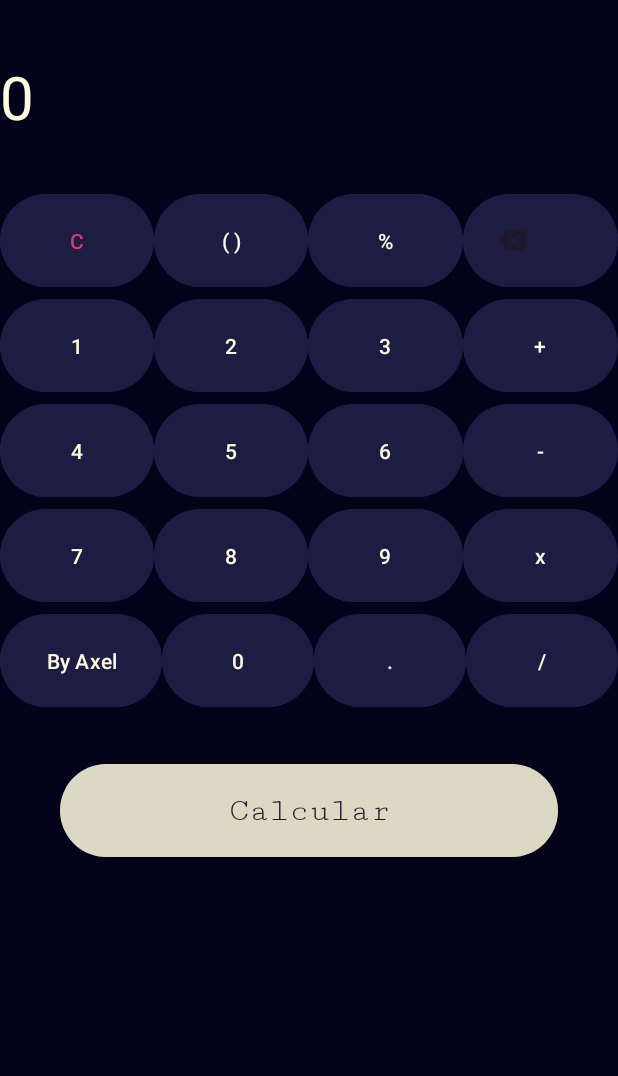
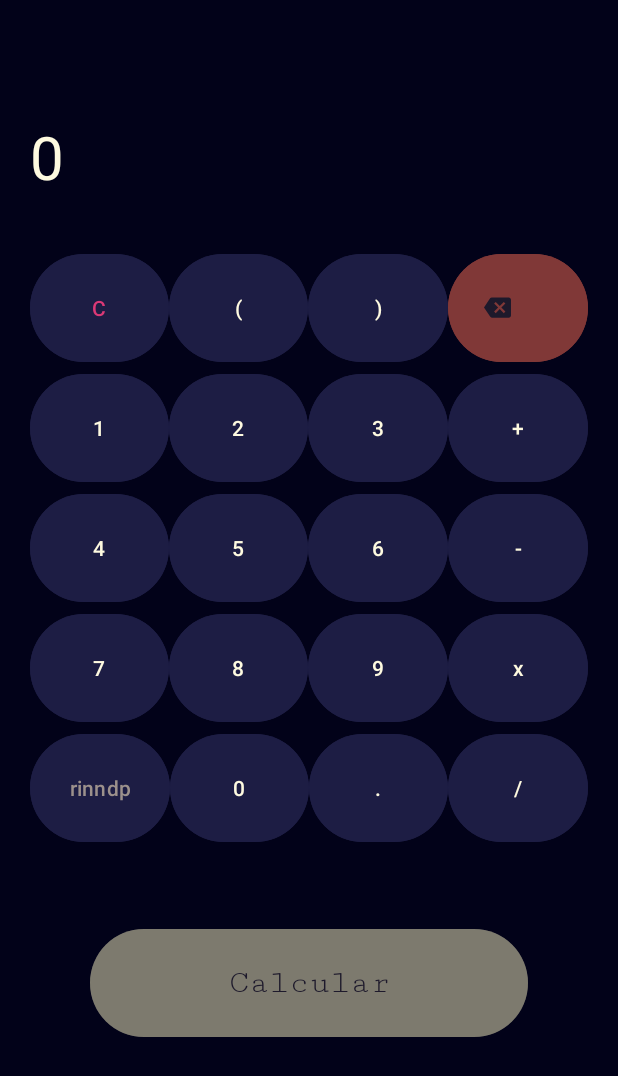
Before and after one commit to rinndp/epsum-pdmd-calculator, an Android app: the screen it shows after launch (MainActivity), on a phone screen of 412 x 824 dp. Shown: the top 1076 px of the screen. Run offline under Robolectric (Android 15) with nearby library versions, the phone set to English and light mode, and no system bars; libraries missing offline, so code that uses them is left out: com.udojava.evalex.

Commit message:
progreso en casa222222

```diff
--- a/app/src/main/res/layout/activity_main.xml
+++ b/app/src/main/res/layout/activity_main.xml
@@ -28,7 +28,10 @@
     <LinearLayout
         android:layout_width="match_parent"
         android:layout_height="match_parent"
-        android:orientation="vertical">
+        android:orientation="vertical"
+        android:layout_marginLeft="20dp"
+        android:layout_marginRight="20dp"
+        android:layout_marginTop="40dp">
 
         <LinearLayout
             android:layout_width="match_parent"
@@ -62,7 +65,7 @@
                 style="@style/Widget.Material3.Button.TonalButton"
                 android:id="@+id/buttonC"
                 android:layout_width="wrap_content"
-                android:layout_height="70dp"
+                android:layout_height="80dp"
                 android:backgroundTint="#1D1D44"
                 android:layout_weight="1"
                 android:text="C"
@@ -70,32 +73,32 @@
                 />
 
             <Button
-                android:id="@+id/buttonBrackets"
+                android:id="@+id/buttonOpenBracket"
                 style="@style/Widget.Material3.Button.TonalButton"
                 android:layout_width="wrap_content"
-                android:layout_height="70dp"
+                android:layout_height="80dp"
                 android:layout_weight="1"
                 android:backgroundTint="#1D1D44"
-                android:text="( )"
+                android:text="("
                 android:textColor="@color/cremita" />
 
             <Button
                 style="@style/Widget.Material3.Button.TonalButton"
-                android:id="@+id/buttonPercent"
+                android:id="@+id/buttonCloseBracket"
                 android:layout_width="wrap_content"
-                android:layout_height="70dp"
+                android:layout_height="80dp"
                 android:backgroundTint="#1D1D44"
                 android:layout_weight="1"
-                android:text="%"
+                android:text=")"
                 android:textColor="@color/cremita"/>
 
             <Button
                 android:id="@+id/buttonBackspace"
                 style="@style/Widget.Material3.Button.TonalButton"
                 android:layout_width="wrap_content"
-                android:layout_height="70dp"
+                android:layout_height="80dp"
                 android:layout_weight="1"
-                android:backgroundTint="#1D1D44"
+                android:backgroundTint="#803837"
                 app:icon="@drawable/icon_backspace"
 
                 />
@@ -110,7 +113,7 @@
                 style="@style/Widget.Material3.Button.TonalButton"
                 android:id="@+id/button1"
                 android:layout_width="wrap_content"
-                android:layout_height="70dp"
+                android:layout_height="80dp"
                 android:backgroundTint="#1D1D44"
                 android:layout_weight="1"
                 android:text="1"
@@ -120,7 +123,7 @@
                 style="@style/Widget.Material3.Button.TonalButton"
                 android:id="@+id/button2"
                 android:layout_width="wrap_content"
-                android:layout_height="70dp"
+                android:layout_height="80dp"
                 android:backgroundTint="#1D1D44"
                 android:layout_weight="1"
                 android:text="2"
@@ -130,7 +133,7 @@
                 style="@style/Widget.Material3.Button.TonalButton"
                 android:id="@+id/button3"
                 android:layout_width="wrap_content"
-                android:layout_height="70dp"
+                android:layout_height="80dp"
                 android:backgroundTint="#1D1D44"
                 android:layout_weight="1"
                 android:text="3"
@@ -140,7 +143,7 @@
                 style="@style/Widget.Material3.Button.TonalButton"
                 android:id="@+id/buttonPlus"
                 android:layout_width="wrap_content"
-                android:layout_height="70dp"
+                android:layout_height="80dp"
                 android:backgroundTint="#1D1D44"
                 android:layout_weight="1"
                 android:text="+"
@@ -157,7 +160,7 @@
                 style="@style/Widget.Material3.Button.TonalButton"
                 android:id="@+id/button4"
                 android:layout_width="wrap_content"
-                android:layout_height="70dp"
+                android:layout_height="80dp"
                 android:backgroundTint="#1D1D44"
                 android:layout_weight="1"
                 android:text="4"
@@ -167,7 +170,7 @@
                 style="@style/Widget.Material3.Button.TonalButton"
                 android:id="@+id/button5"
                 android:layout_width="wrap_content"
-                android:layout_height="70dp"
+                android:layout_height="80dp"
                 android:backgroundTint="#1D1D44"
                 android:layout_weight="1"
                 android:text="5"
@@ -177,7 +180,7 @@
                 style="@style/Widget.Material3.Button.TonalButton"
                 android:id="@+id/button6"
                 android:layout_width="wrap_content"
-                android:layout_height="70dp"
+                android:layout_height="80dp"
                 android:backgroundTint="#1D1D44"
                 android:layout_weight="1"
                 android:text="6"
@@ -187,7 +190,7 @@
                 style="@style/Widget.Material3.Button.TonalButton"
                 android:id="@+id/buttonSubstract"
                 android:layout_width="wrap_content"
-                android:layout_height="70dp"
+                android:layout_height="80dp"
                 android:backgroundTint="#1D1D44"
                 android:layout_weight="1"
                 android:text="-"
@@ -204,7 +207,7 @@
                 style="@style/Widget.Material3.Button.TonalButton"
                 android:id="@+id/button7"
                 android:layout_width="wrap_content"
-                android:layout_height="70dp"
+                android:layout_height="80dp"
                 android:backgroundTint="#1D1D44"
                 android:layout_weight="1"
                 android:text="7"
@@ -214,7 +217,7 @@
                 style="@style/Widget.Material3.Button.TonalButton"
                 android:id="@+id/button8"
                 android:layout_width="wrap_content"
-                android:layout_height="70dp"
+                android:layout_height="80dp"
                 android:backgroundTint="#1D1D44"
                 android:layout_weight="1"
                 android:text="8"
@@ -224,7 +227,7 @@
                 style="@style/Widget.Material3.Button.TonalButton"
                 android:id="@+id/button9"
                 android:layout_width="wrap_content"
-                android:layout_height="70dp"
+                android:layout_height="80dp"
                 android:backgroundTint="#1D1D44"
                 android:layout_weight="1"
                 android:text="9"
@@ -234,7 +237,7 @@
                 style="@style/Widget.Material3.Button.TonalButton"
                 android:id="@+id/buttonMultiply"
                 android:layout_width="wrap_content"
-                android:layout_height="70dp"
+                android:layout_height="80dp"
                 android:backgroundTint="#1D1D44"
                 android:layout_weight="1"
                 android:text="x"
@@ -252,17 +255,17 @@
                 style="@style/Widget.Material3.Button.TonalButton"
                 android:id="@+id/buttonNegative"
                 android:layout_width="wrap_content"
-                android:layout_height="70dp"
+                android:layout_height="80dp"
                 android:backgroundTint="#1D1D44"
                 android:layout_weight="1"
-                android:text="By Axel"
-                android:textColor="@color/cremita"/>
+                android:text="rinndp"
+                android:textColor="#9C918C"/>
 
             <Button
                 style="@style/Widget.Material3.Button.TonalButton"
                 android:id="@+id/button0"
                 android:layout_width="wrap_content"
-                android:layout_height="70dp"
+                android:layout_height="80dp"
                 android:backgroundTint="#1D1D44"
                 android:layout_weight="1"
                 android:text="0"
@@ -272,7 +275,7 @@
                 style="@style/Widget.Material3.Button.TonalButton"
                 android:id="@+id/buttonDot"
                 android:layout_width="wrap_content"
-                android:layout_height="70dp"
+                android:layout_height="80dp"
                 android:backgroundTint="#1D1D44"
                 android:layout_weight="1"
                 android:text="."
@@ -283,7 +286,7 @@
                 style="@style/Widget.Material3.Button.TonalButton"
                 android:id="@+id/buttonDivide"
                 android:layout_width="wrap_content"
-                android:layout_height="70dp"
+                android:layout_height="80dp"
                 android:backgroundTint="#1D1D44"
                 android:layout_weight="1"
                 android:text="/"
@@ -293,7 +296,7 @@
         </LinearLayout>
 
         <LinearLayout
-            android:layout_marginTop="30dp"
+            android:layout_marginTop="50dp"
             android:layout_width="match_parent"
             android:layout_height="match_parent"
             android:orientation="horizontal"
@@ -303,10 +306,10 @@
                 android:id="@+id/buttonResult"
                 style="@style/Widget.Material3.Button.TonalButton"
                 android:layout_width="match_parent"
-                android:layout_height="70dp"
+                android:layout_height="80dp"
                 android:layout_marginLeft="40dp"
                 android:layout_marginRight="40dp"
-                android:backgroundTint="#A1FEFAE0"
+                android:backgroundTint="#A1918E7C"
                 android:fontFamily="serif-monospace"
                 android:text="Calcular"
                 android:textSize="22sp" />
--- a/gradle.properties
+++ b/gradle.properties
@@ -19,3 +19,4 @@ android.useAndroidX=true
 # resources declared in the library itself and none from the library's dependencies,
 # thereby reducing the size of the R class for that library
 android.nonTransitiveRClass=true
+org.gradle.configuration-cache=true
```
Also changed, not shown: app/src/main/java/com/rinndp/calculator/MainActivity.java (+36 -27 lines).
